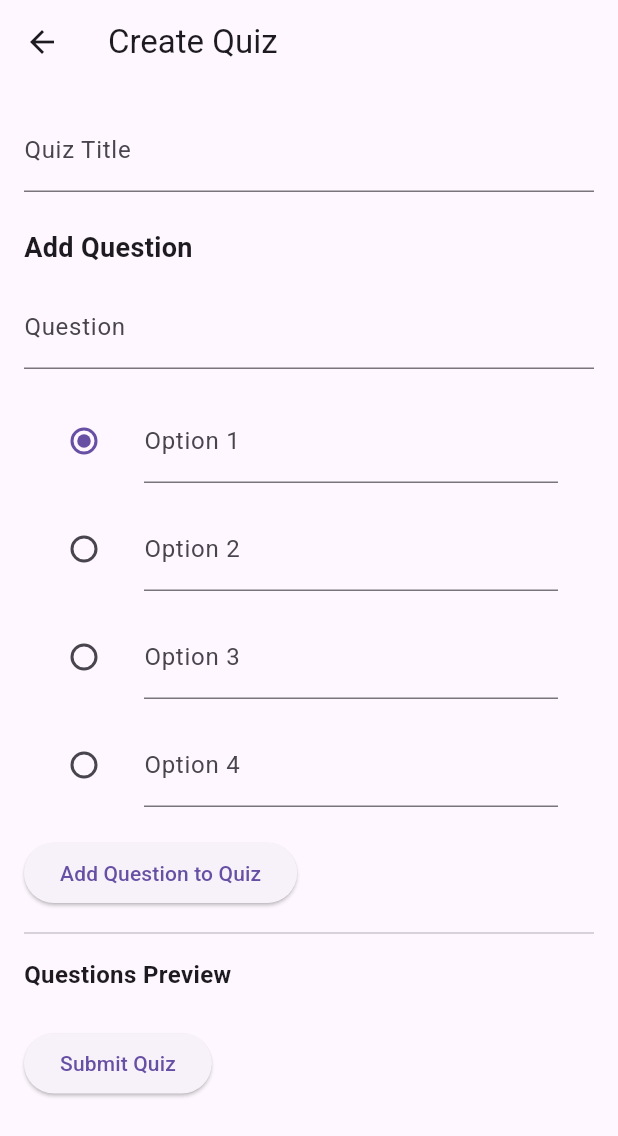
After one commit to galihtra/satnusa_test, a Flutter app: the CourseCreateScreen screen opened by its route, scrolled down 206 dp, after a tap on "Add New Quiz", on a phone screen of 412 x 824 dp. The commit adds this screen. Shown: the top 1136 px of the screen. Run offline on Flutter 3.47's test engine with Material 3 defaults, Android fonts, the phone set to English and light mode, and no system bars; our stand-ins replace cloud_firestore, firebase_core, flutter_svg; accounts and stored records are empty; network calls fail.

Commit message:
bug question dan quiz selesai

```diff
--- a/lib/screens/course_create_screen.dart
+++ b/lib/screens/course_create_screen.dart
@@ -1,5 +1,6 @@
 import 'package:flutter/material.dart';
 import 'package:provider/provider.dart';
+import 'package:satnusa_test/screens/quiz_form_screen.dart';
 import '../models/course.dart';
 import '../models/material.dart';
 import '../models/quiz.dart';
@@ -42,7 +43,8 @@ class _CourseCreateScreenState extends State<CourseCreateScreen> {
     super.dispose();
   }
 
-  Future<void> _selectDate(BuildContext context, TextEditingController controller) async {
+  Future<void> _selectDate(
+      BuildContext context, TextEditingController controller) async {
     final DateTime? picked = await showDatePicker(
       context: context,
       initialDate: DateTime.now(),
@@ -87,7 +89,8 @@ class _CourseCreateScreenState extends State<CourseCreateScreen> {
     );
 
     try {
-      await Provider.of<CourseProvider>(context, listen: false).addCourse(course);
+      await Provider.of<CourseProvider>(context, listen: false)
+          .addCourse(course);
       ScaffoldMessenger.of(context).showSnackBar(
         const SnackBar(content: Text('Course created successfully!')),
       );
@@ -138,7 +141,8 @@ class _CourseCreateScreenState extends State<CourseCreateScreen> {
                   Expanded(
                     child: TextFormField(
                       controller: _startDateController,
-                      decoration: const InputDecoration(labelText: 'Start Date'),
+                      decoration:
+                          const InputDecoration(labelText: 'Start Date'),
                       readOnly: true,
                       onTap: () => _selectDate(context, _startDateController),
                       validator: (value) {
@@ -168,7 +172,8 @@ class _CourseCreateScreenState extends State<CourseCreateScreen> {
               ),
               TextFormField(
                 controller: _courseImageUrlController,
-                decoration: const InputDecoration(labelText: 'Course Image URL'),
+                decoration:
+                    const InputDecoration(labelText: 'Course Image URL'),
                 validator: (value) {
                   if (value == null || value.isEmpty) {
                     return 'Please enter an image URL';
@@ -177,7 +182,8 @@ class _CourseCreateScreenState extends State<CourseCreateScreen> {
                 },
               ),
               const SizedBox(height: 16),
-              const Text('Trainer Information', style: TextStyle(fontSize: 18, fontWeight: FontWeight.bold)),
+              const Text('Trainer Information',
+                  style: TextStyle(fontSize: 18, fontWeight: FontWeight.bold)),
               TextFormField(
                 controller: _trainerNameController,
                 decoration: const InputDecoration(labelText: 'Trainer Name'),
@@ -200,7 +206,8 @@ class _CourseCreateScreenState extends State<CourseCreateScreen> {
               ),
               TextFormField(
                 controller: _trainerImageUrlController,
-                decoration: const InputDecoration(labelText: 'Trainer Image URL'),
+                decoration:
+                    const InputDecoration(labelText: 'Trainer Image URL'),
                 validator: (value) {
                   if (value == null || value.isEmpty) {
                     return 'Please enter trainer image URL';
@@ -209,7 +216,8 @@ class _CourseCreateScreenState extends State<CourseCreateScreen> {
                 },
               ),
               const SizedBox(height: 16),
-              const Text('Course Materials', style: TextStyle(fontSize: 18, fontWeight: FontWeight.bold)),
+              const Text('Course Materials',
+                  style: TextStyle(fontSize: 18, fontWeight: FontWeight.bold)),
               MaterialForm(onAddMaterial: _addMaterial),
               ..._materials.map((material) => ListTile(
                     title: Text(material.title),
@@ -224,20 +232,20 @@ class _CourseCreateScreenState extends State<CourseCreateScreen> {
                     ),
                   )),
               const SizedBox(height: 16),
-              const Text('Quizzes', style: TextStyle(fontSize: 18, fontWeight: FontWeight.bold)),
-              QuizForm(onAddQuiz: _addQuiz),
-              ..._quizzes.map((quiz) => ListTile(
-                title: Text(quiz.title),
-                subtitle: Text('${quiz.questions.length} questions'),
-                trailing: IconButton(
-                  icon: const Icon(Icons.delete),
-                  onPressed: () {
-                    setState(() {
-                      _quizzes.remove(quiz);
-                    });
+              const Text('Quizzes',
+                  style: TextStyle(fontSize: 18, fontWeight: FontWeight.bold)),
+              ElevatedButton(
+                onPressed: () async {
+                  final result = await Navigator.push(
+                    context,
+                    MaterialPageRoute(builder: (_) => const QuizFormScreen()),
+                  );
+                  if (result != null && result is Quiz) {
+                    _addQuiz(result);
+                  }
                 },
+                child: const Text('Add New Quiz'),
               ),
-              )),
               const SizedBox(height: 32),
               Center(
                 child: ElevatedButton(
--- a/lib/screens/home_page.dart
+++ b/lib/screens/home_page.dart
@@ -3,6 +3,7 @@ import 'package:flutter_svg/flutter_svg.dart';
 import 'package:provider/provider.dart';
 import 'package:satnusa_test/constants/colors.dart';
 import 'package:satnusa_test/screens/course_create_screen.dart';
+import 'package:satnusa_test/screens/courses_screen.dart';
 import '../constants/images.dart';
 import '../constants/text_style.dart';
 import '../providers/date_provider.dart';
@@ -160,7 +161,7 @@ class _HomePageState extends State<HomePage> {
                       Navigator.push(
                         context,
                         MaterialPageRoute(
-                            builder: (context) => const CourseCreateScreen()),
+                            builder: (context) => const CoursesScreen()),
                       );
                     },
                     child: const Padding(
--- /dev/null
+++ b/lib/screens/quiz_form_screen.dart
@@ -0,0 +1,150 @@
+import 'package:flutter/material.dart';
+import '../models/quiz.dart';
+import '../models/question.dart';
+
+class QuizFormScreen extends StatefulWidget {
+  const QuizFormScreen({super.key});
+
+  @override
+  State<QuizFormScreen> createState() => _QuizFormScreenState();
+}
+
+class _QuizFormScreenState extends State<QuizFormScreen> {
+  final _quizFormKey = GlobalKey<FormState>();
+  final _quizTitleController = TextEditingController();
+  final List<Question> _questions = [];
+
+  // Question Form Controllers
+  final _questionController = TextEditingController();
+  final List<TextEditingController> _optionControllers =
+      List.generate(4, (_) => TextEditingController());
+  int _correctAnswerIndex = 0;
+
+  void _addQuestion() {
+    if (_questionController.text.trim().isEmpty ||
+        _optionControllers.any((c) => c.text.trim().isEmpty)) {
+      ScaffoldMessenger.of(context).showSnackBar(
+        const SnackBar(content: Text('Please fill in all question fields')),
+      );
+      return;
+    }
+
+    final question = Question(
+      question: _questionController.text.trim(),
+      type: 'single',
+      options: _optionControllers.map((c) => c.text.trim()).toList(),
+      correct: _optionControllers[_correctAnswerIndex].text.trim(),
+    );
+
+    setState(() {
+      _questions.add(question);
+      _questionController.clear();
+      for (final c in _optionControllers) {
+        c.clear();
+      }
+      _correctAnswerIndex = 0;
+    });
+  }
+
+  void _submitQuiz() {
+    if (_quizFormKey.currentState!.validate() && _questions.isNotEmpty) {
+      final quiz = Quiz(
+        title: _quizTitleController.text.trim(),
+        questions: _questions,
+      );
+      Navigator.pop(context, quiz);
+    } else if (_questions.isEmpty) {
+      ScaffoldMessenger.of(context).showSnackBar(
+        const SnackBar(content: Text('Please add at least one question')),
+      );
+    }
+  }
+
+  @override
+  void dispose() {
+    _quizTitleController.dispose();
+    _questionController.dispose();
+    for (final c in _optionControllers) {
+      c.dispose();
+    }
+    super.dispose();
+  }
+
+  @override
+  Widget build(BuildContext context) {
+    return Scaffold(
+      appBar: AppBar(title: const Text('Create Quiz')),
+      body: SingleChildScrollView(
+        padding: const EdgeInsets.all(16),
+        child: Form(
+          key: _quizFormKey,
+          child: Column(
+            crossAxisAlignment: CrossAxisAlignment.start,
+            children: [
+              // Quiz Title
+              TextFormField(
+                controller: _quizTitleController,
+                decoration: const InputDecoration(labelText: 'Quiz Title'),
+                validator: (value) =>
+                    value == null || value.isEmpty ? 'Enter quiz title' : null,
+              ),
+              const SizedBox(height: 24),
+
+              const Text('Add Question', style: TextStyle(fontSize: 18, fontWeight: FontWeight.bold)),
+              const SizedBox(height: 12),
+
+              TextFormField(
+                controller: _questionController,
+                decoration: const InputDecoration(labelText: 'Question'),
+              ),
+              const SizedBox(height: 12),
+
+              ListView.builder(
+                itemCount: _optionControllers.length,
+                shrinkWrap: true,
+                physics: const NeverScrollableScrollPhysics(),
+                itemBuilder: (context, index) {
+                  return ListTile(
+                    title: TextFormField(
+                      controller: _optionControllers[index],
+                      decoration: InputDecoration(labelText: 'Option ${index + 1}'),
+                    ),
+                    leading: Radio<int>(
+                      value: index,
+                      groupValue: _correctAnswerIndex,
+                      onChanged: (val) {
+                        setState(() {
+                          _correctAnswerIndex = val!;
+                        });
+                      },
+                    ),
+                  );
+                },
+              ),
+
+              const SizedBox(height: 12),
+              ElevatedButton(
+                onPressed: _addQuestion,
+                child: const Text('Add Question to Quiz'),
+              ),
+
+              const Divider(height: 32),
+              const Text('Questions Preview', style: TextStyle(fontSize: 16, fontWeight: FontWeight.bold)),
+
+              ..._questions.map((q) => ListTile(
+                    title: Text(q.question),
+                    subtitle: Text('Correct: ${q.correct}'),
+                  )),
+
+              const SizedBox(height: 24),
+              ElevatedButton(
+                onPressed: _submitQuiz,
+                child: const Text('Submit Quiz'),
+              ),
+            ],
+          ),
+        ),
+      ),
+    );
+  }
+}
```
Lines whose indentation alone changed are shown as unchanged.
